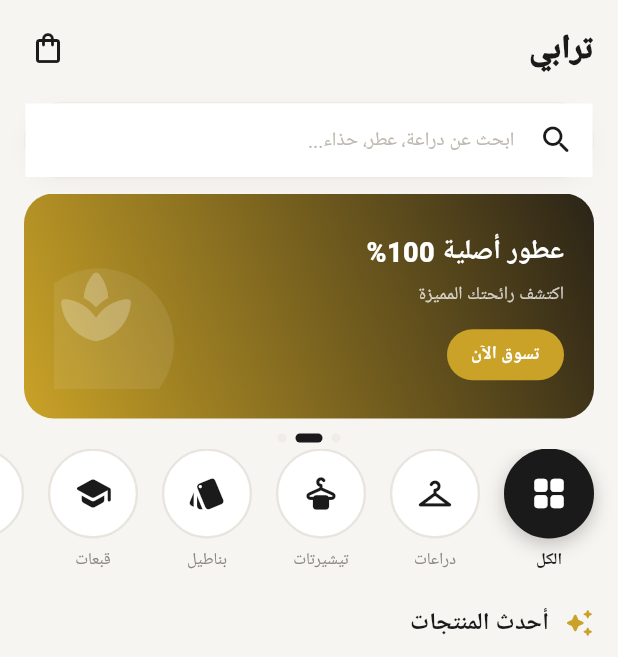
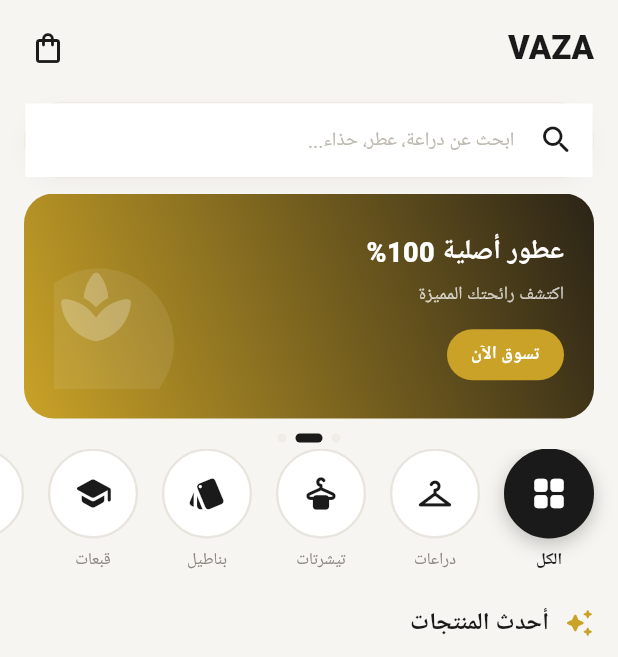
Before and after one commit to cheikhmow10-cmyk/terabi_app, a Flutter app: the screen it shows after launch, on a phone screen of 412 x 824 dp. Shown: the top 657 px of the screen. Run offline on Flutter 3.47's test engine with Material 3 defaults, Android fonts, the phone set to English and light mode, and no system bars; our stand-ins replace cloud_firestore, firebase_auth, firebase_core, firebase_storage, image_picker, shared_preferences; missing offline and left inert: dart:html, dart:ui_web; accounts and stored records are empty; network calls fail; Roboto replaces fonts that are missing (Cairo).

Commit message:
Rebrand app from Terabi to VAZA
- Rename the Flutter package (pubspec.yaml: terabi_app -> vaza_app) and the
  root widget (TerabiApp -> VazaApp); fix the resulting package import in
  test/widget_test.dart
- Update all user-facing brand text: app bar logo, MaterialApp title, browser
  tab title, meta description, manifest name/short_name, and WhatsApp
  checkout/inquiry messages now reference VAZA / فازا instead of ترابي
- Adjust category label wording for tshirts (تيشرتات) and essentials
  (ملابس أساسية) to match the finalized spec
- Admin long-press unlock needed no code changes - it wraps the logo Text
  widget generically, so it carries over to the new label automatically

Deliberately unchanged: the real Firebase project id (terabi-app) and iOS
bundle id (com.terabi.app) in firebase_options.dart - renaming those would
mean migrating to a new Firebase project, not a cosmetic rebrand.

Co-Authored-By: Claude Sonnet 5 <noreply@anthropic.com>

```diff
--- a/lib/main.dart
+++ b/lib/main.dart
@@ -34,7 +34,7 @@ void main() async {
       statusBarIconBrightness: Brightness.dark,
     ),
   );
-  runApp(const TerabiApp());
+  runApp(const VazaApp());
 }
 
 // ─────────────────────────────────────────
@@ -66,12 +66,12 @@ extension ProductCategoryLabel on ProductCategory {
     switch (this) {
       case ProductCategory.all: return 'الكل';
       case ProductCategory.dracs: return 'دراعات';
-      case ProductCategory.tshirts: return 'تيشيرتات';
+      case ProductCategory.tshirts: return 'تيشرتات';
       case ProductCategory.pants: return 'بناطيل';
       case ProductCategory.headwear: return 'قبعات';
       case ProductCategory.perfumes: return 'عطور';
       case ProductCategory.shoes: return 'أحذية';
-      case ProductCategory.essentials: return 'الأساسيات';
+      case ProductCategory.essentials: return 'ملابس أساسية';
       case ProductCategory.personalCare: return 'العناية الشخصية';
     }
   }
@@ -283,13 +283,13 @@ Future<void> setAdmin(bool value) async {
 // ─────────────────────────────────────────
 // Root App Widget
 // ─────────────────────────────────────────
-class TerabiApp extends StatelessWidget {
-  const TerabiApp({super.key});
+class VazaApp extends StatelessWidget {
+  const VazaApp({super.key});
 
   @override
   Widget build(BuildContext context) {
     return MaterialApp(
-      title: 'ترابي | إكسسوارات وأزياء رجالية',
+      title: 'VAZA | فازا',
       debugShowCheckedModeBanner: false,
       locale: const Locale('ar', 'MR'),
       builder: (context, child) {
@@ -505,7 +505,7 @@ class _HomePageState extends State<HomePage> {
                 title: GestureDetector(
                   onLongPress: () => _showAdminDialog(context),
                   child: const Text(
-                    'ترابي',
+                    'VAZA',
                     style: TextStyle(fontWeight: FontWeight.w900, fontSize: 22, color: AppColors.textPrimary),
                   ),
                 ),
@@ -613,7 +613,7 @@ class _HomePageState extends State<HomePage> {
     );
   }
 
-  // ── Admin Unlock — hidden behind a long-press on the "ترابي" logo.
+  // ── Admin Unlock — hidden behind a long-press on the "VAZA" logo.
   void _showAdminDialog(BuildContext context) {
     if (isAdminNotifier.value) {
       showDialog(
--- a/lib/screens/cart_page.dart
+++ b/lib/screens/cart_page.dart
@@ -6,7 +6,7 @@ import '../main.dart'
 import '../services/firebase_service.dart';
 import '../widgets/web_network_image.dart';
 
-/// Terabi shop's WhatsApp number for order checkout (+222 36954055).
+/// VAZA shop's WhatsApp number for order checkout (+222 36954055).
 /// Checkout always goes to the shop, not to individual product phone
 /// numbers — this is a single-owner store, not a multi-seller marketplace.
 const String _shopWhatsAppNumber = '22236954055';
@@ -16,7 +16,7 @@ class CartPage extends StatelessWidget {
 
   Future<void> _checkout(BuildContext context, List<_CartLine> lines, double total) async {
     if (lines.isEmpty) return;
-    final buffer = StringBuffer('مرحباً، أرغب بطلب المنتجات التالية من ترابي:\n\n');
+    final buffer = StringBuffer('مرحباً، أرغب بطلب المنتجات التالية من متجر فازا (VAZA):\n\n');
     for (final line in lines) {
       final sizeSuffix = line.size != null ? ' (المقاس: ${line.size})' : '';
       buffer.writeln(
--- a/lib/screens/product_details_page.dart
+++ b/lib/screens/product_details_page.dart
@@ -26,7 +26,7 @@ class _ProductDetailPageState extends State<ProductDetailPage> {
   Future<void> _openWhatsApp(Product p) async {
     final digits = p.phone.replaceAll(RegExp(r'[^0-9]'), '');
     final sizeSuffix = _selectedSize != null ? ' — المقاس: $_selectedSize' : '';
-    final message = 'مرحباً، أنا مهتم بمنتج "${p.title}"$sizeSuffix (${formatPrice(p.price)}) على تطبيق ترابي.';
+    final message = 'مرحباً، أنا مهتم بمنتج "${p.title}"$sizeSuffix (${formatPrice(p.price)}) من متجر فازا (VAZA).';
     final uri = Uri.parse('https://wa.me/$digits?text=${Uri.encodeComponent(message)}');
     bool ok = false;
     try {
--- a/pubspec.yaml
+++ b/pubspec.yaml
@@ -1,5 +1,5 @@
-name: terabi_app
-description: "A new Flutter project."
+name: vaza_app
+description: "VAZA (فازا) - Mauritanian men's fashion & accessories store."
 # The following line prevents the package from being accidentally published to
 # pub.dev using `flutter pub publish`. This is preferred for private packages.
 publish_to: 'none' # Remove this line if you wish to publish to pub.dev
```
Also changed, not shown: 4 other files.
